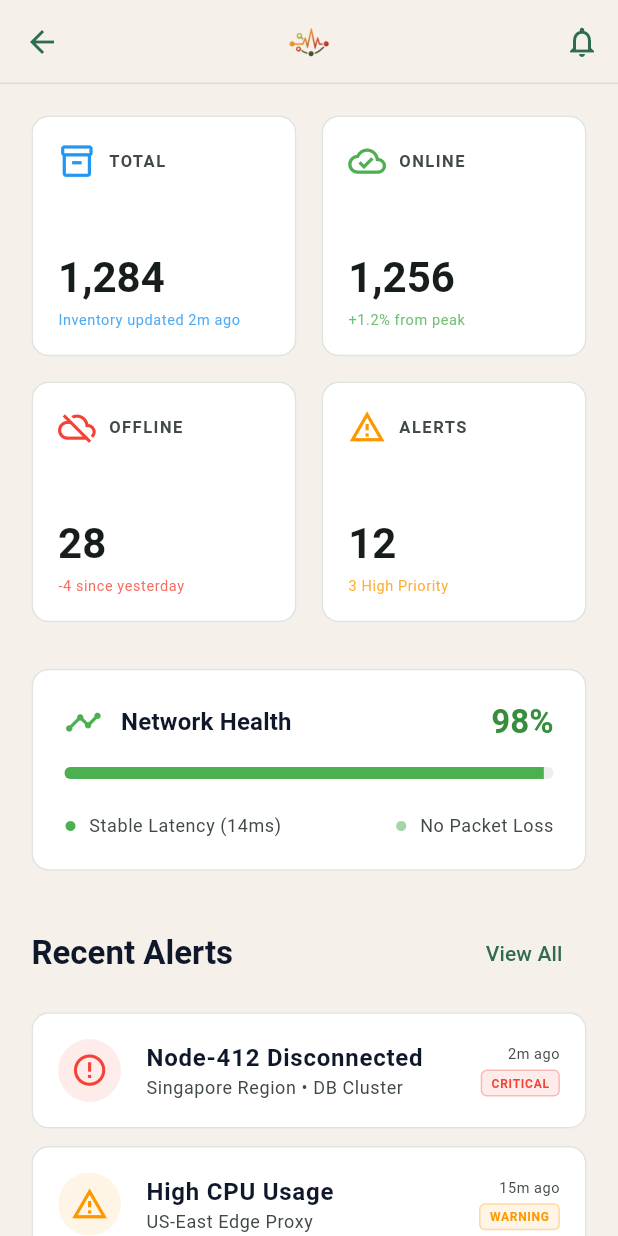
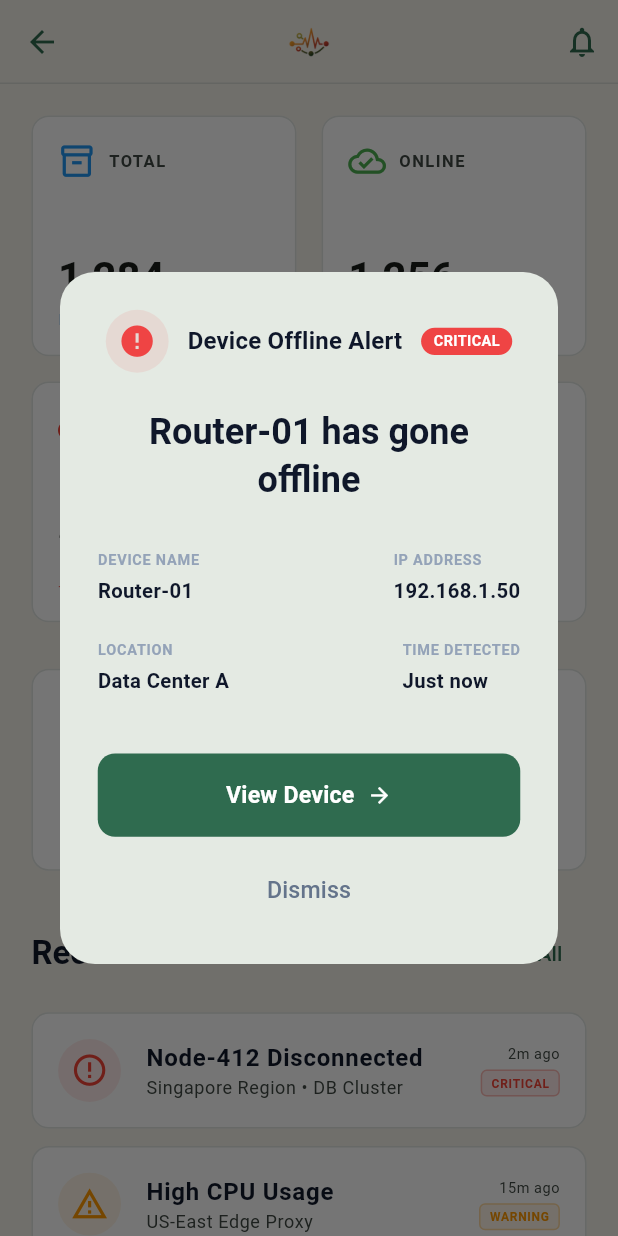
Before and after one commit to azizur-rahaman/plexuspules-azizur-rahaman, a Flutter app: the DashboardView screen opened directly, on a phone screen of 412 x 824 dp. Run offline on Flutter 3.47's test engine with Material 3 defaults, Android fonts, the light colour scheme and no system bars; our stand-ins replace connectivity_plus, dartz, dio, equatable, flutter_bloc, flutter_screenutil and 7 more; accounts and stored records are empty.

Commit message:
feat: implement critical alert popup on dashboard entry

```diff
--- a/lib/core/constants/app_sizes.dart
+++ b/lib/core/constants/app_sizes.dart
@@ -5,6 +5,7 @@ class AppSizes {
   AppSizes._();
 
   /// Padding & Margin Dimensions
+  static double get p2 => 2.w;
   static double get p4 => 4.w;
   static double get p8 => 8.w;
   static double get p12 => 12.w;
--- /dev/null
+++ b/lib/features/alerts/presentation/widgets/critical_alert_popup.dart
@@ -0,0 +1,211 @@
+import 'package:flutter/material.dart';
+import '../../../../config/theme/app_colors.dart';
+import '../../../../core/constants/app_sizes.dart';
+
+class CriticalAlertPopup extends StatelessWidget {
+  final String deviceName;
+  final String ipAddress;
+  final String location;
+  final String timeDetected;
+  final VoidCallback onViewDevice;
+  final VoidCallback onDismiss;
+
+  const CriticalAlertPopup({
+    super.key,
+    required this.deviceName,
+    required this.ipAddress,
+    required this.location,
+    required this.timeDetected,
+    required this.onViewDevice,
+    required this.onDismiss,
+  });
+
+  static Future<void> show(
+    BuildContext context, {
+    required String deviceName,
+    required String ipAddress,
+    required String location,
+    required String timeDetected,
+    required VoidCallback onViewDevice,
+    required VoidCallback onDismiss,
+  }) {
+    return showDialog(
+      context: context,
+      barrierDismissible: false,
+      builder: (context) => CriticalAlertPopup(
+        deviceName: deviceName,
+        ipAddress: ipAddress,
+        location: location,
+        timeDetected: timeDetected,
+        onViewDevice: onViewDevice,
+        onDismiss: onDismiss,
+      ),
+    );
+  }
+
+  @override
+  Widget build(BuildContext context) {
+    return Dialog(
+      shape: RoundedRectangleBorder(
+        borderRadius: BorderRadius.circular(AppSizes.radiusXLarge * 1.5),
+      ),
+      child: Padding(
+        padding: EdgeInsets.all(AppSizes.p24),
+        child: Column(
+          mainAxisSize: MainAxisSize.min,
+          crossAxisAlignment: CrossAxisAlignment.center,
+          children: [
+            // Header Row
+            Row(
+              mainAxisAlignment: MainAxisAlignment.center,
+              children: [
+                Container(
+                  padding: EdgeInsets.all(AppSizes.p8),
+                  decoration: BoxDecoration(
+                    color: AppColors.critical.withValues(alpha: 0.1),
+                    shape: BoxShape.circle,
+                  ),
+                  child: Icon(
+                    Icons.error,
+                    color: AppColors.critical,
+                    size: AppSizes.iconMedium,
+                  ),
+                ),
+                AppSizes.gap12,
+                Text(
+                  'Device Offline Alert',
+                  style: Theme.of(context).textTheme.titleMedium?.copyWith(
+                    fontWeight: FontWeight.bold,
+                    color: AppColors.textPrimary,
+                  ),
+                ),
+                AppSizes.gap12,
+                Container(
+                  padding: EdgeInsets.symmetric(
+                    horizontal: AppSizes.p8,
+                    vertical: AppSizes.p2,
+                  ),
+                  decoration: BoxDecoration(
+                    color: AppColors.critical,
+                    borderRadius: BorderRadius.circular(AppSizes.radiusCircular),
+                  ),
+                  child: Text(
+                    'CRITICAL',
+                    style: TextStyle(
+                      color: Colors.white,
+                      fontSize: AppSizes.font10,
+                      fontWeight: FontWeight.bold,
+                    ),
+                  ),
+                ),
+              ],
+            ),
+            AppSizes.gap24,
+            // Main Message
+            Text(
+              '$deviceName has gone offline',
+              textAlign: TextAlign.center,
+              style: Theme.of(context).textTheme.headlineSmall?.copyWith(
+                fontWeight: FontWeight.bold,
+                color: AppColors.textPrimary,
+              ),
+            ),
+            AppSizes.gap32,
+            // Info Grid
+            Row(
+              mainAxisAlignment: MainAxisAlignment.spaceBetween,
+              children: [
+                _InfoTile(label: 'DEVICE NAME', value: deviceName),
+                _InfoTile(label: 'IP ADDRESS', value: ipAddress),
+              ],
+            ),
+            AppSizes.gap24,
+            Row(
+              mainAxisAlignment: MainAxisAlignment.spaceBetween,
+              children: [
+                _InfoTile(label: 'LOCATION', value: location),
+                _InfoTile(label: 'TIME DETECTED', value: timeDetected),
+              ],
+            ),
+            AppSizes.gap40,
+            // Button Actions
+            SizedBox(
+              width: double.infinity,
+              child: ElevatedButton(
+                onPressed: onViewDevice,
+                style: ElevatedButton.styleFrom(
+                  backgroundColor: AppColors.primary,
+                  foregroundColor: Colors.white,
+                  padding: EdgeInsets.symmetric(vertical: AppSizes.p16),
+                  shape: RoundedRectangleBorder(
+                    borderRadius: BorderRadius.circular(AppSizes.radiusLarge),
+                  ),
+                ),
+                child: Row(
+                  mainAxisAlignment: MainAxisAlignment.center,
+                  children: [
+                    Text(
+                      'View Device',
+                      style: TextStyle(
+                        fontSize: AppSizes.font16,
+                        fontWeight: FontWeight.bold,
+                      ),
+                    ),
+                    AppSizes.gap8,
+                    Icon(Icons.arrow_forward, size: AppSizes.iconSmall),
+                  ],
+                ),
+              ),
+            ),
+            AppSizes.gap12,
+            TextButton(
+              onPressed: onDismiss,
+              child: Text(
+                'Dismiss',
+                style: TextStyle(
+                  color: AppColors.textSecondary,
+                  fontSize: AppSizes.font16,
+                  fontWeight: FontWeight.w500,
+                ),
+              ),
+            ),
+          ],
+        ),
+      ),
+    );
+  }
+}
+
+class _InfoTile extends StatelessWidget {
+  final String label;
+  final String value;
+
+  const _InfoTile({required this.label, required this.value});
+
+  @override
+  Widget build(BuildContext context) {
+    return Column(
+      crossAxisAlignment: CrossAxisAlignment.start,
+      children: [
+        Text(
+          label,
+          style: TextStyle(
+            color: AppColors.textMuted,
+            fontSize: AppSizes.font10,
+            fontWeight: FontWeight.bold,
+            letterSpacing: 0.5,
+          ),
+        ),
+        AppSizes.gap4,
+        Text(
+          value,
+          style: TextStyle(
+            color: AppColors.textPrimary,
+            fontSize: AppSizes.font14,
+            fontWeight: FontWeight.bold,
+          ),
+        ),
+      ],
+    );
+  }
+}
--- a/lib/features/dashboard/presentation/pages/dashboard/dashboard_view.dart
+++ b/lib/features/dashboard/presentation/pages/dashboard/dashboard_view.dart
@@ -3,10 +3,41 @@ import 'package:plexuspules/core/constants/app_sizes.dart';
 import 'package:plexuspules/features/dashboard/presentation/widgets/stat_card.dart';
 import 'package:plexuspules/features/dashboard/presentation/widgets/network_health_card.dart';
 import 'package:plexuspules/features/dashboard/presentation/widgets/alert_item.dart';
+import 'package:plexuspules/features/alerts/presentation/widgets/critical_alert_popup.dart';
 import 'package:plexuspules/core/widgets/common_app_bar.dart';
 
-class DashboardView extends StatelessWidget {
+class DashboardView extends StatefulWidget {
   const DashboardView({super.key});
+
+  @override
+  State<DashboardView> createState() => _DashboardViewState();
+}
+
+class _DashboardViewState extends State<DashboardView> {
+  @override
+  void initState() {
+    super.initState();
+    WidgetsBinding.instance.addPostFrameCallback((_) {
+      _showCriticalAlert();
+    });
+  }
+
+  void _showCriticalAlert() {
+    CriticalAlertPopup.show(
+      context,
+      deviceName: 'Router-01',
+      ipAddress: '192.168.1.50',
+      location: 'Data Center A',
+      timeDetected: 'Just now',
+      onViewDevice: () {
+        Navigator.pop(context);
+        // TODO: Navigate to device details
+      },
+      onDismiss: () {
+        Navigator.pop(context);
+      },
+    );
+  }
 
   @override
   Widget build(BuildContext context) {
@@ -19,8 +50,6 @@ class DashboardView extends StatelessWidget {
           child: Column(
             crossAxisAlignment: CrossAxisAlignment.start,
             children: [
-              // Stats Grid
-
               // Stats Grid
               GridView.count(
                 crossAxisCount: 2,
```
